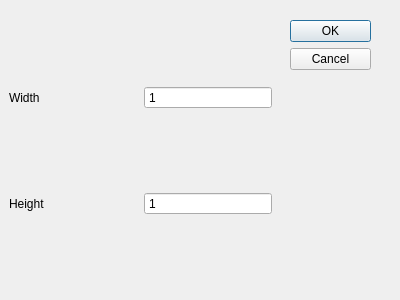
Above: CatNMouse/canvasdialog.ui from gourdCravings/catnmouse before the change. Below: the same form after it.
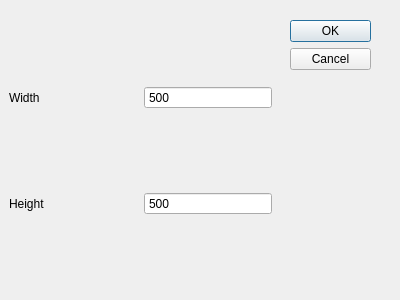
That is the form after the change.

The edit to the form file:
```diff
--- a/CatNMouse/canvasdialog.ui
+++ b/CatNMouse/canvasdialog.ui
@@ -63,6 +63,9 @@
       <property name="maximum">
        <number>9999</number>
       </property>
+      <property name="value">
+       <number>500</number>
+      </property>
      </widget>
     </item>
     <item row="1" column="0">
@@ -83,6 +86,9 @@
       <property name="maximum">
        <number>9999</number>
       </property>
+      <property name="value">
+       <number>500</number>
+      </property>
      </widget>
     </item>
    </layout>
```
